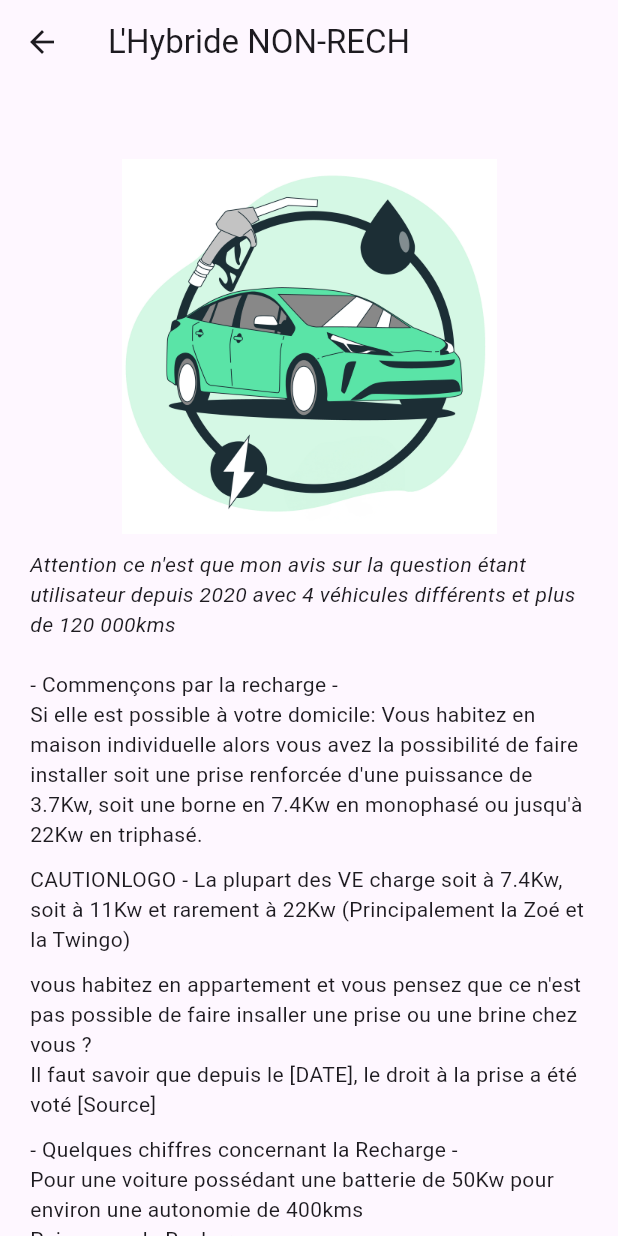
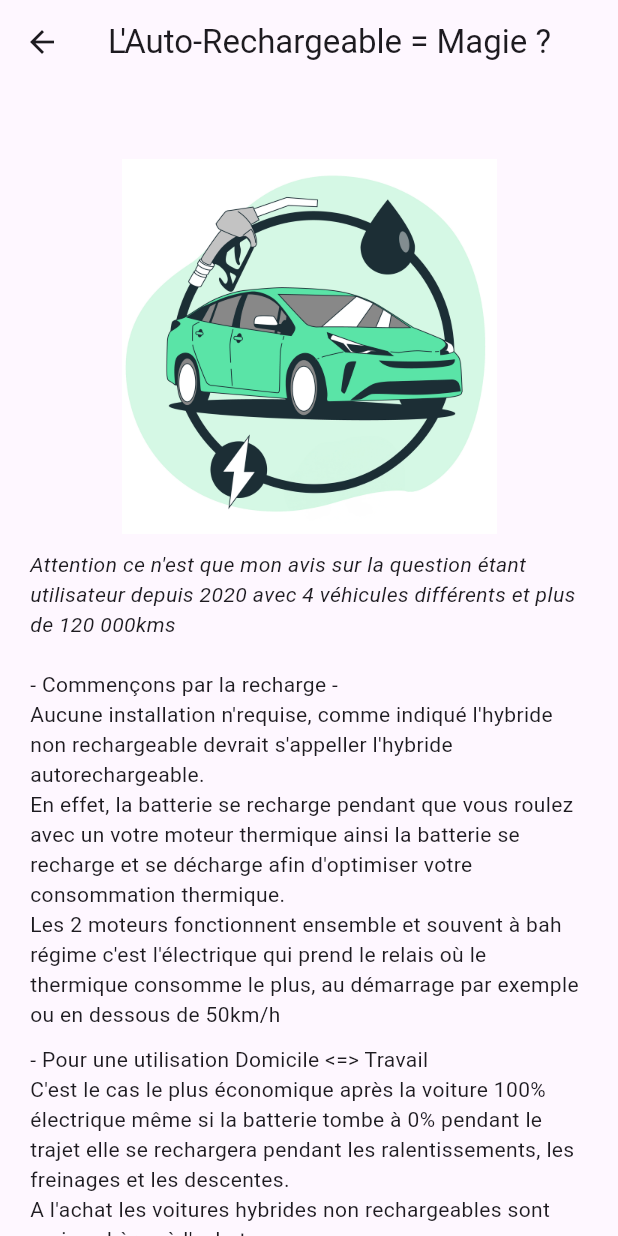
Before and after one commit to Christophe-miranville/blog_azurtech, a Flutter app: the Article3 screen opened by its route, on a phone screen of 412 x 824 dp. Run offline on Flutter 3.47's test engine with Material 3 defaults, Android fonts, the phone set to English and light mode, and no system bars.

Commit message:
different_content_pages

```diff
--- a/lib/main.dart
+++ b/lib/main.dart
@@ -1,6 +1,6 @@
 import 'package:blog_azurtech/views/pages/articles/article2.dart';
 import 'package:blog_azurtech/views/pages/articles/article3.dart';
-import 'package:blog_azurtech/views/pages/articles/articles.dart';
+import 'package:blog_azurtech/views/pages/articles/article1.dart';
 import 'package:blog_azurtech/views/pages/home/home.dart';
 import 'package:flutter/material.dart';
 
--- a/lib/views/pages/articles/articles.dart
+++ b/lib/views/pages/articles/article1.dart
@@ -24,7 +24,7 @@ class Article1 extends StatelessWidget {
                   width: 250,
                 ),
               ),
-                            const SizedBox(height: 10),
+              const SizedBox(height: 10),
               const Text(
                 'Attention ce n\'est que mon avis sur la question étant utilisateur depuis 2020 avec 4 véhicules différents et plus de 120 000kms',
                 style: TextStyle(fontStyle: FontStyle.italic),
@@ -37,19 +37,23 @@ class Article1 extends StatelessWidget {
               const Text(
                   'CAUTIONLOGO - La plupart des VE charge soit à 7.4Kw, soit à 11Kw et rarement à 22Kw (Principalement la Zoé et la Twingo)'),
               const SizedBox(height: 10),
-              const Text('vous habitez en appartement et vous pensez que ce n\'est pas possible de faire insaller une prise ou une brine chez vous ?'),
-              const Text('Il faut savoir que depuis le [DATE], le droit à la prise a été voté [Source]'),
+              const Text(
+                  'vous habitez en appartement et vous pensez que ce n\'est pas possible de faire insaller une prise ou une brine chez vous ?'),
+              const Text(
+                  'Il faut savoir que depuis le [DATE], le droit à la prise a été voté [Source]'),
               const SizedBox(height: 10),
               const Text('- Quelques chiffres concernant la Recharge -'),
-              const Text('Pour une voiture possédant une batterie de 50Kw pour environ une autonomie de 400kms'),
+              const Text(
+                  'Pour une voiture possédant une batterie de 50Kw pour environ une autonomie de 400kms'),
               const Text('Puissance de Recharge'),
               const Text('Durée de recharge en Heures Creuses'),
               const Text('3.7Kw'),
               const Text('22H=>6H = 8H'),
-
+              const Text('SUITE'),
               const Text('- Pour une utilisation Domicile <=> Travail'),
-              const Text('- Pour une utilisation Long Trajet / Autoroute')
-
+              const Text('SUITE'),
+              const Text('- Pour une utilisation Long Trajet / Autoroute'),
+              const Text('SUITE'),
             ],
           ),
         ),
--- a/lib/views/pages/articles/article2.dart
+++ b/lib/views/pages/articles/article2.dart
@@ -40,18 +40,33 @@ class Article2 extends StatelessWidget {
                   'Il faut savoir que depuis le [DATE], le droit à la prise a été voté [Source]'),
               const SizedBox(height: 10),
               const Text(
-                  'Ce qu\'il faut savoir avec un véhicule hybride rechargeable. Vous avez un véhicule thermique qui roule à l\'essence et en complément vous avez une batterie qui vous permez d\'effectuer 50kms au maximum.'),
+                  'Ce qu\'il faut savoir avec un véhicule hybride rechargeable. Vous avez un véhicule thermique qui roule à l\'essence et en complément vous avez une batterie qui vous permez d\'effectuer entre 50kms et 100Kms maximum.'),
               const Text('L\'utilisation d\'un VH-Rechargeable.'),
               const Text(
                   'Pour ma part, je pense qu\'il est important de comprendre que lorsque vous roulez en électrique c\'est très économique mais beaucoup moins lorsque vous utilisez le moteur essence.'),
               const Text(
                   'C\'est normal car la voiture supporte de poids en plus de la batterie donc sur longue distance vous allez plus consommé qu\'une thermique qui ne transporte pas de batterie'),
+              const Text('La batterie fait souvent entre 10 et 17Kw'),
               const Text('Puissance de Recharge'),
               const Text('Durée de recharge en Heures Creuses'),
               const Text('3.7Kw'),
               const Text('22H=>6H = 8H'),
+              const SizedBox(height: 10),
               const Text('- Pour une utilisation Domicile <=> Travail'),
-              const Text('- Pour une utilisation Long Trajet / Autoroute')
+              const Text(
+                  'L\'Utilisation Optimale : Si vous avez une autonomie de 50Kms dans le meilleur cas, il faudrait que vous habitiez à 25Kms maximum, mais vous habitez plus loin ce mode sera toujours rentable au quotidien car nous travaillons en moyen 220 jours sur 365.'),
+              const Text(
+                  '25Kms aller en 100% électrique + 25Kms retour en 100% électrique'),
+              const SizedBox(height: 10),
+              const Text(
+                  'Ou si vous avez la possiblité de recharger sur votre lieu de travail :'),
+              const Text(
+                  '50Kms aller en 100% électrique, Vous rechargez à 100% pendant votre temps de travail et vous refaites le retour 50Kms en 100% électrique'),
+              const SizedBox(height: 10),
+              const Text(
+                  '- Pour une utilisation Long Trajet / Autoroute : Je pense que c\'est à éviter et non rentable, ni en argent, ni en temps.'),
+              const Text(
+                  'Exemple sur 500kms : 50 premiers kilomètres en électrique et 450 en thermique tout en supportant la batterie électrique vide'),
             ],
           ),
         ),
--- a/lib/views/pages/articles/article3.dart
+++ b/lib/views/pages/articles/article3.dart
@@ -1,5 +1,4 @@
 import 'package:flutter/material.dart';
-
 
 class Article3 extends StatelessWidget {
   const Article3({super.key});
@@ -9,7 +8,7 @@ class Article3 extends StatelessWidget {
     return Scaffold(
       appBar: AppBar(
         title: const Text(
-          'L\'Hybride NON-RECH',
+          'L\'Auto-Rechargeable = Magie ?',
           overflow: TextOverflow.ellipsis,
         ),
       ),
@@ -25,7 +24,7 @@ class Article3 extends StatelessWidget {
                   width: 250,
                 ),
               ),
-                            const SizedBox(height: 10),
+              const SizedBox(height: 10),
               const Text(
                 'Attention ce n\'est que mon avis sur la question étant utilisateur depuis 2020 avec 4 véhicules différents et plus de 120 000kms',
                 style: TextStyle(fontStyle: FontStyle.italic),
@@ -33,24 +32,16 @@ class Article3 extends StatelessWidget {
               const SizedBox(height: 20),
               const Text('- Commençons par la recharge -'),
               const Text(
-                  'Si elle est possible à votre domicile: Vous habitez en maison individuelle alors vous avez la possibilité de faire installer soit une prise renforcée d\'une puissance de 3.7Kw, soit une borne en 7.4Kw en monophasé ou jusqu\'à 22Kw en triphasé.'),
+                  'Aucune installation n\'requise, comme indiqué l\'hybride non rechargeable devrait s\'appeller l\'hybride autorechargeable. '),
+              const Text(
+                  'En effet, la batterie se recharge pendant que vous roulez avec un votre moteur thermique ainsi la batterie se recharge et se décharge afin d\'optimiser votre consommation thermique.'),
+              const Text(
+                  'Les 2 moteurs fonctionnent ensemble et souvent à bah régime c\'est l\'électrique qui prend le relais où le thermique consomme le plus, au démarrage par exemple ou en dessous de 50km/h'),
               const SizedBox(height: 10),
-              const Text(
-                  'CAUTIONLOGO - La plupart des VE charge soit à 7.4Kw, soit à 11Kw et rarement à 22Kw (Principalement la Zoé et la Twingo)'),
-              const SizedBox(height: 10),
-              const Text('vous habitez en appartement et vous pensez que ce n\'est pas possible de faire insaller une prise ou une brine chez vous ?'),
-              const Text('Il faut savoir que depuis le [DATE], le droit à la prise a été voté [Source]'),
-              const SizedBox(height: 10),
-              const Text('- Quelques chiffres concernant la Recharge -'),
-              const Text('Pour une voiture possédant une batterie de 50Kw pour environ une autonomie de 400kms'),
-              const Text('Puissance de Recharge'),
-              const Text('Durée de recharge en Heures Creuses'),
-              const Text('3.7Kw'),
-              const Text('22H=>6H = 8H'),
-
               const Text('- Pour une utilisation Domicile <=> Travail'),
+              const Text('C\'est le cas le plus économique après la voiture 100% électrique même si la batterie tombe à 0% pendant le trajet elle se rechargera pendant les ralentissements, les freinages et les descentes.'),
+              const Text('A l\'achat les voitures hybrides non rechargeables sont moins chères à l\'achat'),
               const Text('- Pour une utilisation Long Trajet / Autoroute')
-
             ],
           ),
         ),
```
